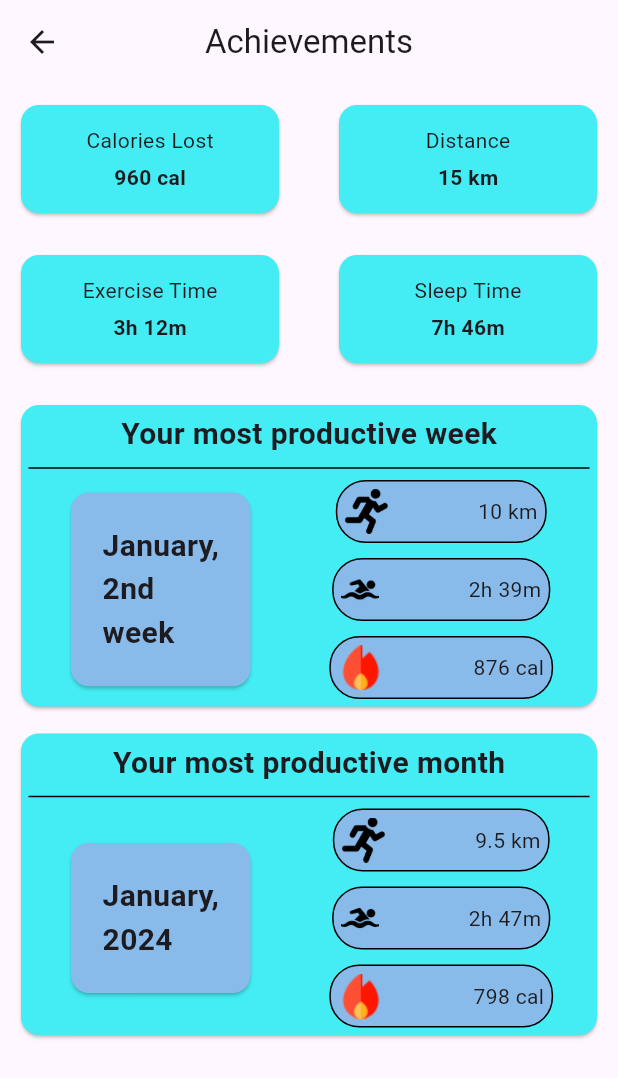
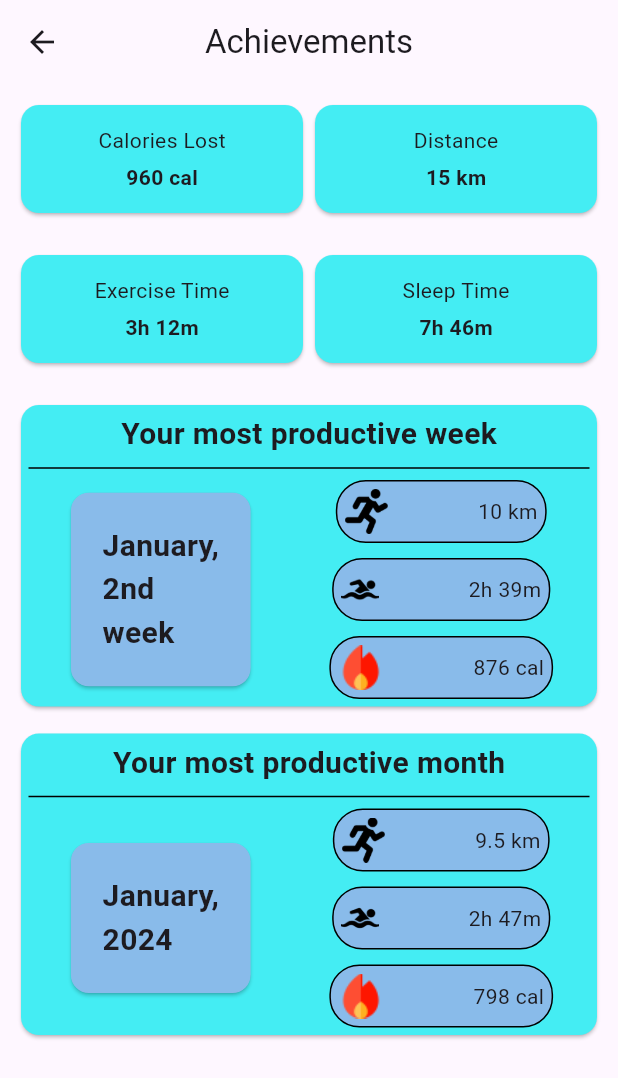
Before and after one commit to Denuvo33/bitescan, a Flutter app: the AchievementPage screen opened directly, on a phone screen of 412 x 824 dp. Shown: the top 1078 px of the screen. Run offline on Flutter 3.47's test engine with Material 3 defaults, Android fonts, the light colour scheme and no system bars; our stand-ins replace firebase_auth, firebase_core, firebase_database, google_sign_in, image_picker, syncfusion_flutter_charts; accounts and stored records are empty.

Commit message:
fix ui and change app name

```diff
--- a/lib/page/home_page.dart
+++ b/lib/page/home_page.dart
@@ -144,14 +144,11 @@ class _HomePageState extends State<HomePage> {
                             ),
                             Row(
                               children: [
-                                SizedBox(
-                                  width: 200,
+                                Expanded(
                                   child: Stack(
                                     alignment: Alignment.center,
                                     children: [
                                       SfCircularChart(
-                                        margin: const EdgeInsets.all(0),
-                                        // backgroundColor: Colors.red,
                                         series: <CircularSeries>[
                                           DoughnutSeries<ChartData, String>(
                                               innerRadius: '75%',
@@ -171,7 +168,7 @@ class _HomePageState extends State<HomePage> {
                                       const Column(
                                         children: [
                                           Text(
-                                            '256',
+                                            '256 cal',
                                           ),
                                           Text(
                                             'Remaining',
--- a/lib/page/scanned_page.dart
+++ b/lib/page/scanned_page.dart
@@ -57,25 +57,25 @@ class _ScannedPageState extends State<ScannedPage> {
                           context: context,
                           builder: ((context) {
                             return AlertDialog(
-                              title: Text('Choose Image Source'),
+                              title: const Text('Choose Image Source'),
                               actions: [
                                 TextButton(
                                     onPressed: () {
                                       getImage(ImageSource.camera);
                                       Navigator.pop(context);
                                     },
-                                    child: Text('Camera')),
+                                    child: const Text('Camera')),
                                 TextButton(
                                     onPressed: () {
                                       getImage(ImageSource.gallery);
                                       Navigator.pop(context);
                                     },
-                                    child: Text('Gallery'))
+                                    child: const Text('Gallery'))
                               ],
                             );
                           }));
                     },
-                    child: Text('Scan')),
+                    child: const Text('Scan')),
               )
             ],
           ),
--- a/lib/profile/achievement_page.dart
+++ b/lib/profile/achievement_page.dart
@@ -12,22 +12,22 @@ class _AchievementPageState extends State<AchievementPage> {
   Widget build(BuildContext context) {
     return Scaffold(
       appBar: AppBar(
-        title: Text('Achievements'),
+        title: const Text('Achievements'),
         centerTitle: true,
       ),
       body: Container(
-        margin: EdgeInsets.all(10),
+        margin: const EdgeInsets.all(10),
         child: SingleChildScrollView(
           child: Column(
             children: [
-              Row(
+              const Row(
                 mainAxisAlignment: MainAxisAlignment.spaceBetween,
                 children: [
-                  SizedBox(
+                  Expanded(
+                    child: SizedBox(
                       height: 80,
-                    width: 180,
                       child: Card(
-                      color: const Color.fromARGB(255, 68, 237, 243),
+                        color: Color.fromARGB(255, 68, 237, 243),
                         child: Column(
                           mainAxisAlignment: MainAxisAlignment.center,
                           children: [
@@ -43,11 +43,12 @@ class _AchievementPageState extends State<AchievementPage> {
                         ),
                       ),
                     ),
-                  SizedBox(
+                  ),
+                  Expanded(
+                    child: SizedBox(
                       height: 80,
-                    width: 180,
                       child: Card(
-                      color: const Color.fromARGB(255, 68, 237, 243),
+                        color: Color.fromARGB(255, 68, 237, 243),
                         child: Column(
                           mainAxisAlignment: MainAxisAlignment.center,
                           children: [
@@ -63,19 +64,20 @@ class _AchievementPageState extends State<AchievementPage> {
                         ),
                       ),
                     ),
+                  ),
                 ],
               ),
-              SizedBox(
+              const SizedBox(
                 height: 20,
               ),
-              Row(
+              const Row(
                 mainAxisAlignment: MainAxisAlignment.spaceBetween,
                 children: [
-                  SizedBox(
+                  Expanded(
+                    child: SizedBox(
                       height: 80,
-                    width: 180,
                       child: Card(
-                      color: const Color.fromARGB(255, 68, 237, 243),
+                        color: Color.fromARGB(255, 68, 237, 243),
                         child: Column(
                           mainAxisAlignment: MainAxisAlignment.center,
                           children: [
@@ -91,11 +93,12 @@ class _AchievementPageState extends State<AchievementPage> {
                         ),
                       ),
                     ),
-                  SizedBox(
+                  ),
+                  Expanded(
+                    child: SizedBox(
                       height: 80,
-                    width: 180,
                       child: Card(
-                      color: const Color.fromARGB(255, 68, 237, 243),
+                        color: Color.fromARGB(255, 68, 237, 243),
                         child: Column(
                           mainAxisAlignment: MainAxisAlignment.center,
                           children: [
@@ -111,36 +114,37 @@ class _AchievementPageState extends State<AchievementPage> {
                         ),
                       ),
                     ),
+                  ),
                 ],
               ),
-              SizedBox(
+              const SizedBox(
                 height: 20,
               ),
               Card(
                 color: const Color.fromARGB(255, 68, 237, 243),
                 child: Container(
-                  margin: EdgeInsets.all(5),
+                  margin: const EdgeInsets.all(5),
                   child: Column(
                     crossAxisAlignment: CrossAxisAlignment.start,
                     children: [
-                      Center(
+                      const Center(
                           child: Text(
                         'Your most productive week',
                         style: TextStyle(
                             fontWeight: FontWeight.bold, fontSize: 20),
                       )),
-                      Divider(
+                      const Divider(
                         color: Colors.black,
                       ),
                       Row(
                         mainAxisAlignment: MainAxisAlignment.spaceAround,
                         children: [
                           Card(
-                            color: Color.fromRGBO(137, 187, 234, 1),
+                            color: const Color.fromRGBO(137, 187, 234, 1),
                             child: Container(
-                              padding: EdgeInsets.all(20),
-                              margin: EdgeInsets.all(1),
-                              child: Text(
+                              padding: const EdgeInsets.all(20),
+                              margin: const EdgeInsets.all(1),
+                              child: const Text(
                                 'January,\n2nd\nweek',
                                 style: TextStyle(
                                     fontWeight: FontWeight.bold, fontSize: 20),
@@ -151,11 +155,11 @@ class _AchievementPageState extends State<AchievementPage> {
                             children: [
                               Container(
                                 decoration: BoxDecoration(
-                                    color: Color.fromRGBO(137, 187, 234, 1),
+                                    color: const Color.fromRGBO(137, 187, 234, 1),
                                     border: Border.all(width: 1),
                                     borderRadius: BorderRadius.circular(20)),
                                 child: Container(
-                                  margin: EdgeInsets.all(5),
+                                  margin: const EdgeInsets.all(5),
                                   child: Row(
                                     mainAxisAlignment:
                                         MainAxisAlignment.spaceBetween,
@@ -166,24 +170,24 @@ class _AchievementPageState extends State<AchievementPage> {
                                             'images/Run.png',
                                             fit: BoxFit.cover,
                                           )),
-                                      SizedBox(
+                                      const SizedBox(
                                         width: 60,
                                       ),
-                                      Text('10 km')
+                                      const Text('10 km')
                                     ],
                                   ),
                                 ),
                               ),
-                              SizedBox(
+                              const SizedBox(
                                 height: 10,
                               ),
                               Container(
                                 decoration: BoxDecoration(
-                                    color: Color.fromRGBO(137, 187, 234, 1),
+                                    color: const Color.fromRGBO(137, 187, 234, 1),
                                     border: Border.all(width: 1),
                                     borderRadius: BorderRadius.circular(20)),
                                 child: Container(
-                                  margin: EdgeInsets.all(5),
+                                  margin: const EdgeInsets.all(5),
                                   child: Row(
                                     mainAxisAlignment:
                                         MainAxisAlignment.spaceBetween,
@@ -194,24 +198,24 @@ class _AchievementPageState extends State<AchievementPage> {
                                             'images/Swimming  man.png',
                                             fit: BoxFit.cover,
                                           )),
-                                      SizedBox(
+                                      const SizedBox(
                                         width: 60,
                                       ),
-                                      Text('2h 39m')
+                                      const Text('2h 39m')
                                     ],
                                   ),
                                 ),
                               ),
-                              SizedBox(
+                              const SizedBox(
                                 height: 10,
                               ),
                               Container(
                                 decoration: BoxDecoration(
-                                    color: Color.fromRGBO(137, 187, 234, 1),
+                                    color: const Color.fromRGBO(137, 187, 234, 1),
                                     border: Border.all(width: 1),
                                     borderRadius: BorderRadius.circular(20)),
                                 child: Container(
-                                  margin: EdgeInsets.all(5),
+                                  margin: const EdgeInsets.all(5),
                                   child: Row(
                                     mainAxisAlignment:
                                         MainAxisAlignment.spaceBetween,
@@ -222,10 +226,10 @@ class _AchievementPageState extends State<AchievementPage> {
                                             'images/fire.png',
                                             fit: BoxFit.cover,
                                           )),
-                                      SizedBox(
+                                      const SizedBox(
                                         width: 60,
                                       ),
-                                      Text('876 cal')
+                                      const Text('876 cal')
                                     ],
                                   ),
                                 ),
@@ -238,34 +242,34 @@ class _AchievementPageState extends State<AchievementPage> {
                   ),
                 ),
               ),
-              SizedBox(
+              const SizedBox(
                 height: 10,
               ),
               Card(
                 color: const Color.fromARGB(255, 68, 237, 243),
                 child: Container(
-                  margin: EdgeInsets.all(5),
+                  margin: const EdgeInsets.all(5),
                   child: Column(
                     crossAxisAlignment: CrossAxisAlignment.start,
                     children: [
-                      Center(
+                      const Center(
                           child: Text(
                         'Your most productive month',
                         style: TextStyle(
                             fontWeight: FontWeight.bold, fontSize: 20),
                       )),
-                      Divider(
+                      const Divider(
                         color: Colors.black,
                       ),
                       Row(
                         mainAxisAlignment: MainAxisAlignment.spaceAround,
                         children: [
                           Card(
-                            color: Color.fromRGBO(137, 187, 234, 1),
+                            color: const Color.fromRGBO(137, 187, 234, 1),
                             child: Container(
-                              padding: EdgeInsets.all(20),
-                              margin: EdgeInsets.all(1),
-                              child: Text(
+                              padding: const EdgeInsets.all(20),
+                              margin: const EdgeInsets.all(1),
+                              child: const Text(
                                 'January,\n2024',
                                 style: TextStyle(
                                     fontWeight: FontWeight.bold, fontSize: 20),
@@ -276,11 +280,11 @@ class _AchievementPageState extends State<AchievementPage> {
                             children: [
                               Container(
                                 decoration: BoxDecoration(
-                                    color: Color.fromRGBO(137, 187, 234, 1),
+                                    color: const Color.fromRGBO(137, 187, 234, 1),
                                     border: Border.all(width: 1),
                                     borderRadius: BorderRadius.circular(20)),
                                 child: Container(
-                                  margin: EdgeInsets.all(5),
+                                  margin: const EdgeInsets.all(5),
                                   child: Row(
                                     mainAxisAlignment:
                                         MainAxisAlignment.spaceBetween,
@@ -291,24 +295,24 @@ class _AchievementPageState extends State<AchievementPage> {
                                             'images/Run.png',
                                             fit: BoxFit.cover,
                                           )),
-                                      SizedBox(
+                                      const SizedBox(
                                         width: 60,
                                       ),
-                                      Text('9.5 km')
+                                      const Text('9.5 km')
                                     ],
                                   ),
                                 ),
                               ),
-                              SizedBox(
+                              const SizedBox(
                                 height: 10,
                               ),
                               Container(
                                 decoration: BoxDecoration(
-                                    color: Color.fromRGBO(137, 187, 234, 1),
+                                    color: const Color.fromRGBO(137, 187, 234, 1),
                                     border: Border.all(width: 1),
                                     borderRadius: BorderRadius.circular(20)),
                                 child: Container(
-                                  margin: EdgeInsets.all(5),
+                                  margin: const EdgeInsets.all(5),
                                   child: Row(
                                     mainAxisAlignment:
                                         MainAxisAlignment.spaceBetween,
@@ -319,24 +323,24 @@ class _AchievementPageState extends State<AchievementPage> {
                                             'images/Swimming  man.png',
                                             fit: BoxFit.cover,
                                           )),
-                                      SizedBox(
+                                      const SizedBox(
                                         width: 60,
                                       ),
-                                      Text('2h 47m')
+                                      const Text('2h 47m')
                                     ],
                                   ),
                                 ),
                               ),
-                              SizedBox(
+                              const SizedBox(
                                 height: 10,
                               ),
                               Container(
                                 decoration: BoxDecoration(
-                                    color: Color.fromRGBO(137, 187, 234, 1),
+                                    color: const Color.fromRGBO(137, 187, 234, 1),
                                     border: Border.all(width: 1),
                                     borderRadius: BorderRadius.circular(20)),
                                 child: Container(
-                                  margin: EdgeInsets.all(5),
+                                  margin: const EdgeInsets.all(5),
                                   child: Row(
                                     mainAxisAlignment:
                                         MainAxisAlignment.spaceBetween,
@@ -347,10 +351,10 @@ class _AchievementPageState extends State<AchievementPage> {
                                             'images/fire.png',
                                             fit: BoxFit.cover,
                                           )),
-                                      SizedBox(
+                                      const SizedBox(
                                         width: 60,
                                       ),
-                                      Text('798 cal')
+                                      const Text('798 cal')
                                     ],
                                   ),
                                 ),
--- a/lib/profile/profile_page.dart
+++ b/lib/profile/profile_page.dart
@@ -113,16 +113,21 @@ class _ProfilePageState extends State<ProfilePage> {
                                       child: const Text('No')),
                                   TextButton(
                                       onPressed: () async {
+                                        try {
                                           Navigator.pop(context);
                                           await FirebaseAuth.instance.signOut();
                                           await GoogleSignIn().signOut();
-                                        if (!context.mounted) return;
                                           Navigator.pop(context);
                                           Navigator.pushReplacement(
                                               context,
                                               MaterialPageRoute(
                                                   builder: (context) =>
                                                       const SignInPage()));
+                                        } catch (e) {
+                                          ScaffoldMessenger.of(context)
+                                              .showSnackBar(SnackBar(
+                                                  content: Text(e.toString())));
+                                        }
                                       },
                                       child: const Text('Yes'))
                                 ],
```
Also changed, not shown: 1 other file. Lines whose indentation alone changed are shown as unchanged.
